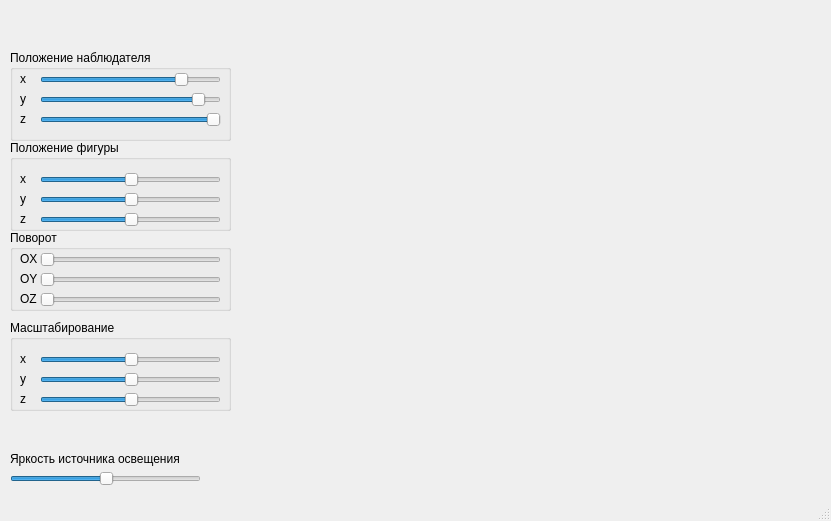
Before: the Qt Designer form mainwindow.ui in OlgaKochneva/Fireworks_Opengl, drawn with Qt 5.
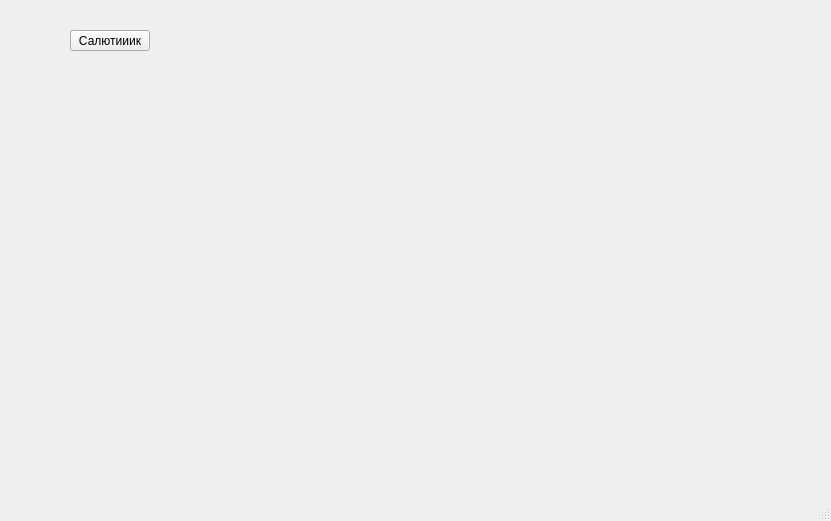
After: the same form once the commit is applied.

The edit to the form file:
```diff
--- a/mainwindow.ui
+++ b/mainwindow.ui
@@ -14,457 +14,17 @@
    <string>kg6</string>
   </property>
   <widget class="QWidget" name="centralWidget">
-   <widget class="QGroupBox" name="groupBox">
+   <widget class="QPushButton" name="pushButton">
     <property name="geometry">
      <rect>
-      <x>10</x>
-      <y>50</y>
-      <width>221</width>
-      <height>91</height>
-     </rect>
-    </property>
-    <property name="title">
-     <string>Положение наблюдателя</string>
-    </property>
-    <widget class="QLabel" name="label_6">
-     <property name="geometry">
-      <rect>
-       <x>10</x>
-       <y>20</y>
-       <width>21</width>
-       <height>17</height>
-      </rect>
-     </property>
-     <property name="text">
-      <string>x</string>
-     </property>
-    </widget>
-    <widget class="QLabel" name="label_7">
-     <property name="geometry">
-      <rect>
-       <x>10</x>
-       <y>40</y>
-       <width>21</width>
-       <height>17</height>
-      </rect>
-     </property>
-     <property name="text">
-      <string>y</string>
-     </property>
-    </widget>
-    <widget class="QLabel" name="label_8">
-     <property name="geometry">
-      <rect>
-       <x>10</x>
-       <y>60</y>
-       <width>21</width>
-       <height>17</height>
-      </rect>
-     </property>
-     <property name="text">
-      <string>z</string>
-     </property>
-    </widget>
-    <widget class="QSlider" name="xSlider">
-     <property name="geometry">
-      <rect>
-       <x>30</x>
-       <y>20</y>
-       <width>181</width>
-       <height>20</height>
-      </rect>
-     </property>
-     <property name="value">
-      <number>80</number>
-     </property>
-     <property name="orientation">
-      <enum>Qt::Horizontal</enum>
-     </property>
-    </widget>
-    <widget class="QSlider" name="ySlider">
-     <property name="geometry">
-      <rect>
-       <x>30</x>
-       <y>40</y>
-       <width>181</width>
-       <height>20</height>
-      </rect>
-     </property>
-     <property name="value">
-      <number>90</number>
-     </property>
-     <property name="sliderPosition">
-      <number>90</number>
-     </property>
-     <property name="orientation">
-      <enum>Qt::Horizontal</enum>
-     </property>
-    </widget>
-    <widget class="QSlider" name="zSlider">
-     <property name="geometry">
-      <rect>
-       <x>30</x>
-       <y>60</y>
-       <width>181</width>
-       <height>20</height>
-      </rect>
-     </property>
-     <property name="value">
-      <number>99</number>
-     </property>
-     <property name="orientation">
-      <enum>Qt::Horizontal</enum>
-     </property>
-    </widget>
-   </widget>
-   <widget class="QGroupBox" name="groupBox_2">
-    <property name="geometry">
-     <rect>
-      <x>10</x>
-      <y>230</y>
-      <width>221</width>
-      <height>81</height>
-     </rect>
-    </property>
-    <property name="title">
-     <string>Поворот</string>
-    </property>
-    <widget class="QSlider" name="oxSlider">
-     <property name="geometry">
-      <rect>
-       <x>30</x>
-       <y>20</y>
-       <width>181</width>
-       <height>20</height>
-      </rect>
-     </property>
-     <property name="maximum">
-      <number>100</number>
-     </property>
-     <property name="value">
-      <number>0</number>
-     </property>
-     <property name="orientation">
-      <enum>Qt::Horizontal</enum>
-     </property>
-    </widget>
-    <widget class="QSlider" name="ozSlider">
-     <property name="geometry">
-      <rect>
-       <x>30</x>
-       <y>60</y>
-       <width>181</width>
-       <height>20</height>
-      </rect>
-     </property>
-     <property name="maximum">
-      <number>100</number>
-     </property>
-     <property name="value">
-      <number>0</number>
-     </property>
-     <property name="sliderPosition">
-      <number>0</number>
-     </property>
-     <property name="orientation">
-      <enum>Qt::Horizontal</enum>
-     </property>
-    </widget>
-    <widget class="QLabel" name="label_9">
-     <property name="geometry">
-      <rect>
-       <x>10</x>
-       <y>20</y>
-       <width>21</width>
-       <height>17</height>
-      </rect>
-     </property>
-     <property name="text">
-      <string>OX</string>
-     </property>
-    </widget>
-    <widget class="QLabel" name="label_10">
-     <property name="geometry">
-      <rect>
-       <x>10</x>
-       <y>60</y>
-       <width>21</width>
-       <height>17</height>
-      </rect>
-     </property>
-     <property name="text">
-      <string>OZ</string>
-     </property>
-    </widget>
-    <widget class="QSlider" name="oySlider">
-     <property name="geometry">
-      <rect>
-       <x>30</x>
-       <y>40</y>
-       <width>181</width>
-       <height>20</height>
-      </rect>
-     </property>
-     <property name="maximum">
-      <number>100</number>
-     </property>
-     <property name="value">
-      <number>0</number>
-     </property>
-     <property name="sliderPosition">
-      <number>0</number>
-     </property>
-     <property name="orientation">
-      <enum>Qt::Horizontal</enum>
-     </property>
-    </widget>
-    <widget class="QLabel" name="label_11">
-     <property name="geometry">
-      <rect>
-       <x>10</x>
-       <y>40</y>
-       <width>21</width>
-       <height>17</height>
-      </rect>
-     </property>
-     <property name="text">
-      <string>OY</string>
-     </property>
-    </widget>
-   </widget>
-   <widget class="QGroupBox" name="groupBox_3">
-    <property name="geometry">
-     <rect>
-      <x>10</x>
-      <y>140</y>
-      <width>221</width>
-      <height>91</height>
-     </rect>
-    </property>
-    <property name="title">
-     <string>Положение фигуры</string>
-    </property>
-    <widget class="QSlider" name="fzSlider">
-     <property name="geometry">
-      <rect>
-       <x>30</x>
-       <y>70</y>
-       <width>181</width>
-       <height>20</height>
-      </rect>
-     </property>
-     <property name="value">
-      <number>50</number>
-     </property>
-     <property name="orientation">
-      <enum>Qt::Horizontal</enum>
-     </property>
-    </widget>
-    <widget class="QSlider" name="fxSlider">
-     <property name="geometry">
-      <rect>
-       <x>30</x>
-       <y>30</y>
-       <width>181</width>
-       <height>20</height>
-      </rect>
-     </property>
-     <property name="value">
-      <number>50</number>
-     </property>
-     <property name="orientation">
-      <enum>Qt::Horizontal</enum>
-     </property>
-    </widget>
-    <widget class="QLabel" name="label_12">
-     <property name="geometry">
-      <rect>
-       <x>10</x>
-       <y>70</y>
-       <width>21</width>
-       <height>17</height>
-      </rect>
-     </property>
-     <property name="text">
-      <string>z</string>
-     </property>
-    </widget>
-    <widget class="QSlider" name="fySlider">
-     <property name="geometry">
-      <rect>
-       <x>30</x>
-       <y>50</y>
-       <width>181</width>
-       <height>20</height>
-      </rect>
-     </property>
-     <property name="value">
-      <number>50</number>
-     </property>
-     <property name="sliderPosition">
-      <number>50</number>
-     </property>
-     <property name="orientation">
-      <enum>Qt::Horizontal</enum>
-     </property>
-    </widget>
-    <widget class="QLabel" name="label_13">
-     <property name="geometry">
-      <rect>
-       <x>10</x>
-       <y>30</y>
-       <width>21</width>
-       <height>17</height>
-      </rect>
-     </property>
-     <property name="text">
-      <string>x</string>
-     </property>
-    </widget>
-    <widget class="QLabel" name="label_14">
-     <property name="geometry">
-      <rect>
-       <x>10</x>
-       <y>50</y>
-       <width>21</width>
-       <height>17</height>
-      </rect>
-     </property>
-     <property name="text">
-      <string>y</string>
-     </property>
-    </widget>
-   </widget>
-   <widget class="QGroupBox" name="groupBox_4">
-    <property name="geometry">
-     <rect>
-      <x>10</x>
-      <y>320</y>
-      <width>221</width>
-      <height>91</height>
-     </rect>
-    </property>
-    <property name="title">
-     <string>Масштабирование</string>
-    </property>
-    <widget class="QSlider" name="szSlider">
-     <property name="geometry">
-      <rect>
-       <x>30</x>
-       <y>70</y>
-       <width>181</width>
-       <height>20</height>
-      </rect>
-     </property>
-     <property name="value">
-      <number>50</number>
-     </property>
-     <property name="orientation">
-      <enum>Qt::Horizontal</enum>
-     </property>
-    </widget>
-    <widget class="QSlider" name="sxSlider">
-     <property name="geometry">
-      <rect>
-       <x>30</x>
-       <y>30</y>
-       <width>181</width>
-       <height>20</height>
-      </rect>
-     </property>
-     <property name="value">
-      <number>50</number>
-     </property>
-     <property name="orientation">
-      <enum>Qt::Horizontal</enum>
-     </property>
-    </widget>
-    <widget class="QLabel" name="label_18">
-     <property name="geometry">
-      <rect>
-       <x>10</x>
-       <y>70</y>
-       <width>21</width>
-       <height>17</height>
-      </rect>
-     </property>
-     <property name="text">
-      <string>z</string>
-     </property>
-    </widget>
-    <widget class="QSlider" name="sySlider">
-     <property name="geometry">
-      <rect>
-       <x>30</x>
-       <y>50</y>
-       <width>181</width>
-       <height>20</height>
-      </rect>
-     </property>
-     <property name="value">
-      <number>50</number>
-     </property>
-     <property name="sliderPosition">
-      <number>50</number>
-     </property>
-     <property name="orientation">
-      <enum>Qt::Horizontal</enum>
-     </property>
-    </widget>
-    <widget class="QLabel" name="label_19">
-     <property name="geometry">
-      <rect>
-       <x>10</x>
-       <y>30</y>
-       <width>21</width>
-       <height>17</height>
-      </rect>
-     </property>
-     <property name="text">
-      <string>x</string>
-     </property>
-    </widget>
-    <widget class="QLabel" name="label_20">
-     <property name="geometry">
-      <rect>
-       <x>10</x>
-       <y>50</y>
-       <width>21</width>
-       <height>17</height>
-      </rect>
-     </property>
-     <property name="text">
-      <string>y</string>
-     </property>
-    </widget>
-   </widget>
-   <widget class="QLabel" name="label_21">
-    <property name="geometry">
-     <rect>
-      <x>10</x>
-      <y>450</y>
-      <width>191</width>
-      <height>17</height>
+      <x>70</x>
+      <y>30</y>
+      <width>80</width>
+      <height>21</height>
      </rect>
     </property>
     <property name="text">
-     <string>Яркость источника освещения</string>
-    </property>
-   </widget>
-   <widget class="QSlider" name="horizontalSlider">
-    <property name="geometry">
-     <rect>
-      <x>10</x>
-      <y>470</y>
-      <width>191</width>
-      <height>17</height>
-     </rect>
-    </property>
-    <property name="value">
-     <number>50</number>
-    </property>
-    <property name="orientation">
-     <enum>Qt::Horizontal</enum>
+     <string>Салютииик</string>
     </property>
    </widget>
   </widget>
```
